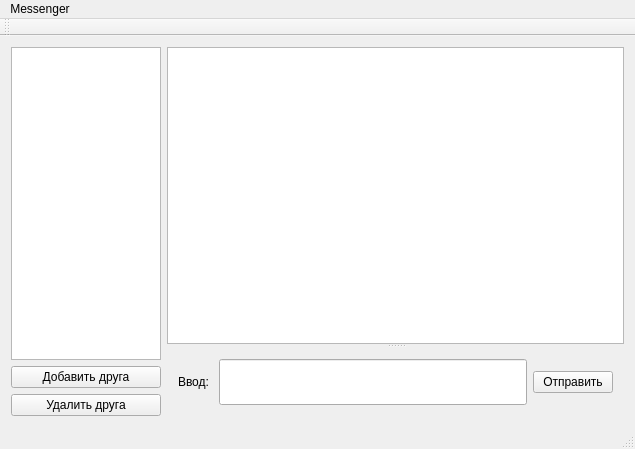
Old version of the form mainwindow.ui in the repository Fake-Telegram/messenger.
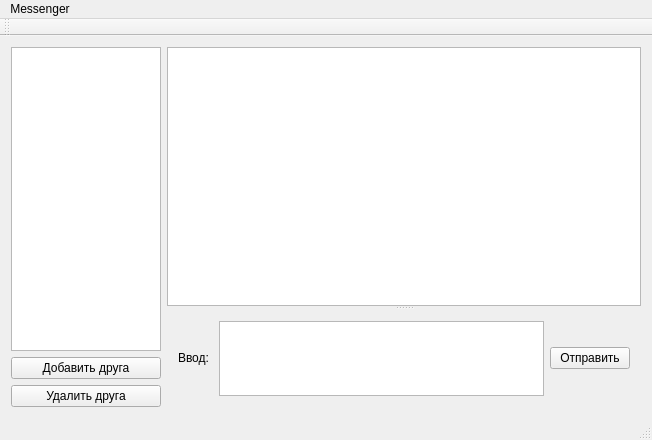
New version of the form.

```diff
--- a/mainwindow.ui
+++ b/mainwindow.ui
@@ -6,8 +6,8 @@
    <rect>
     <x>0</x>
     <y>0</y>
-    <width>635</width>
-    <height>449</height>
+    <width>652</width>
+    <height>440</height>
    </rect>
   </property>
   <property name="sizePolicy">
@@ -108,13 +108,19 @@
          </widget>
         </item>
         <item>
-         <widget class="QLineEdit" name="lineEdit">
+         <widget class="QTextEdit" name="textEdit">
           <property name="sizePolicy">
            <sizepolicy hsizetype="Expanding" vsizetype="Preferred">
             <horstretch>0</horstretch>
             <verstretch>0</verstretch>
            </sizepolicy>
           </property>
+          <property name="minimumSize">
+           <size>
+            <width>0</width>
+            <height>50</height>
+           </size>
+          </property>
          </widget>
         </item>
         <item>
@@ -135,7 +141,7 @@
     <rect>
      <x>0</x>
      <y>0</y>
-     <width>635</width>
+     <width>652</width>
      <height>19</height>
     </rect>
    </property>
```
